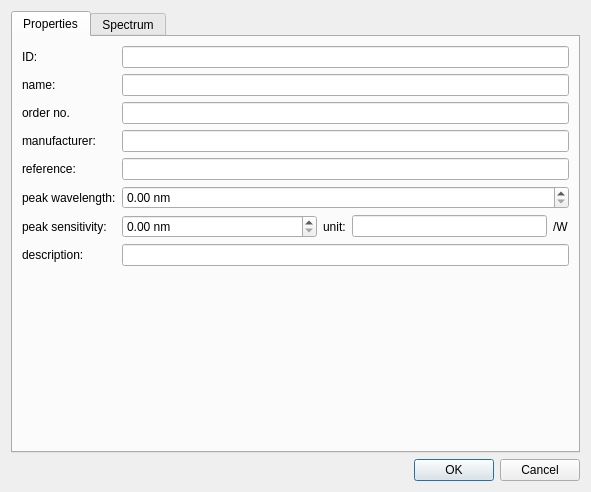
This is plugins/qfe_spectraviewer/qfespectraviewerdetectoreditor.ui in jkriege2/QuickFit3 as Qt 5 draws it before an edit. The edited form follows.
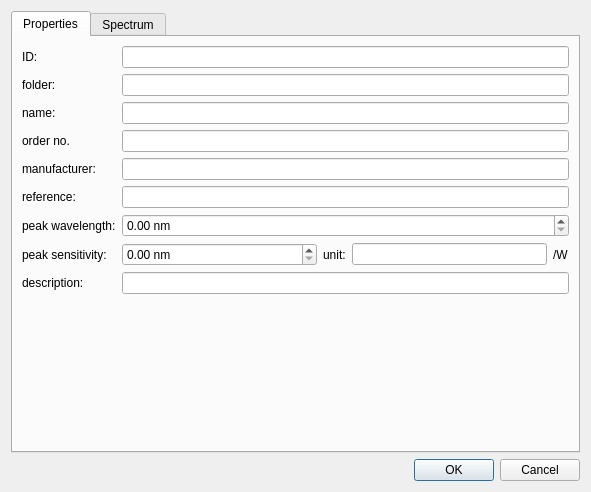
This is the edited form. Icons and pictures are not drawn. Custom widgets are drawn as their Qt base class.

Commit message:
QuickFit3/qfe_spectraviewer: all fluorophores, lightsources, ... are now organized in folders
QuickFit3/FCSMaxEntEvaluation: added widgets to enter two ranges over which the relative particle numbers are calculated

The edit to the form file:
```diff
--- a/plugins/qfe_spectraviewer/qfespectraviewerdetectoreditor.ui
+++ b/plugins/qfe_spectraviewer/qfespectraviewerdetectoreditor.ui
@@ -34,54 +34,54 @@
        <item row="0" column="1">
         <widget class="QFEnhancedLineEdit" name="edtID"/>
        </item>
-       <item row="1" column="0">
+       <item row="2" column="0">
         <widget class="QLabel" name="label_2">
          <property name="text">
           <string>name:</string>
          </property>
         </widget>
        </item>
-       <item row="1" column="1">
+       <item row="2" column="1">
         <widget class="QFEnhancedLineEdit" name="edtName"/>
        </item>
-       <item row="2" column="0">
+       <item row="3" column="0">
         <widget class="QLabel" name="label_3">
          <property name="text">
           <string>order no.</string>
          </property>
         </widget>
        </item>
-       <item row="2" column="1">
+       <item row="3" column="1">
         <widget class="QFEnhancedLineEdit" name="edtOrder"/>
        </item>
-       <item row="3" column="0">
+       <item row="4" column="0">
         <widget class="QLabel" name="label_4">
          <property name="text">
           <string>manufacturer:</string>
          </property>
         </widget>
        </item>
-       <item row="3" column="1">
+       <item row="4" column="1">
         <widget class="QFEnhancedLineEdit" name="edtManufacturer"/>
        </item>
-       <item row="4" column="0">
+       <item row="5" column="0">
         <widget class="QLabel" name="label_5">
          <property name="text">
           <string>reference:</string>
          </property>
         </widget>
        </item>
-       <item row="4" column="1">
+       <item row="5" column="1">
         <widget class="QFEnhancedLineEdit" name="edtReference"/>
        </item>
-       <item row="5" column="0">
+       <item row="6" column="0">
         <widget class="QLabel" name="label_6">
          <property name="text">
           <string>peak wavelength:</string>
          </property>
         </widget>
        </item>
-       <item row="5" column="1">
+       <item row="6" column="1">
         <widget class="QDoubleSpinBox" name="spinWavelength">
          <property name="suffix">
           <string> nm</string>
@@ -94,24 +94,24 @@
          </property>
         </widget>
        </item>
-       <item row="7" column="0">
+       <item row="8" column="0">
         <widget class="QLabel" name="label_7">
          <property name="text">
           <string>description:</string>
          </property>
         </widget>
        </item>
-       <item row="7" column="1">
+       <item row="8" column="1">
         <widget class="QFEnhancedLineEdit" name="edtDescription"/>
        </item>
-       <item row="6" column="0">
+       <item row="7" column="0">
         <widget class="QLabel" name="label_9">
          <property name="text">
           <string>peak sensitivity:</string>
          </property>
         </widget>
        </item>
-       <item row="6" column="1">
+       <item row="7" column="1">
         <layout class="QHBoxLayout" name="horizontalLayout_2" stretch="1,0,1,0">
          <item>
           <widget class="QDoubleSpinBox" name="spinSensitivity">
@@ -145,6 +145,16 @@
          </item>
         </layout>
        </item>
+       <item row="1" column="0">
+        <widget class="QLabel" name="label_12">
+         <property name="text">
+          <string>folder:</string>
+         </property>
+        </widget>
+       </item>
+       <item row="1" column="1">
+        <widget class="QFEnhancedLineEdit" name="edtFolder"/>
+       </item>
       </layout>
      </widget>
      <widget class="QWidget" name="tab_2">
```
Left out of the diff: 1 changed line with no effect on the pictures. The commit also changes 43 other files.
